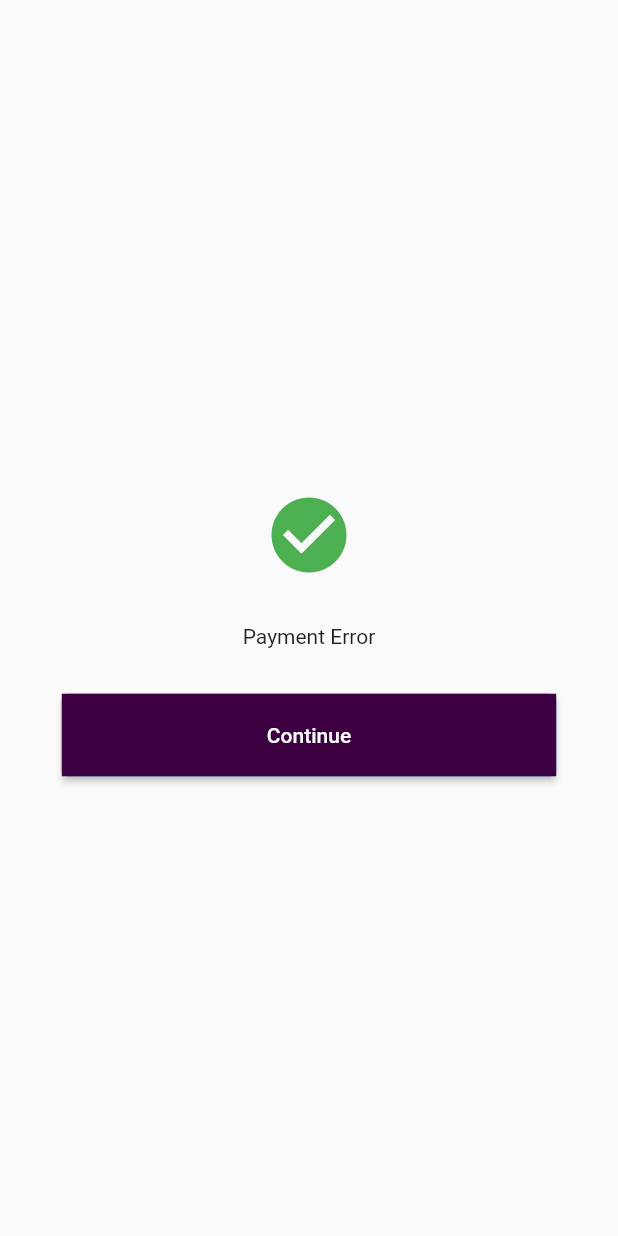
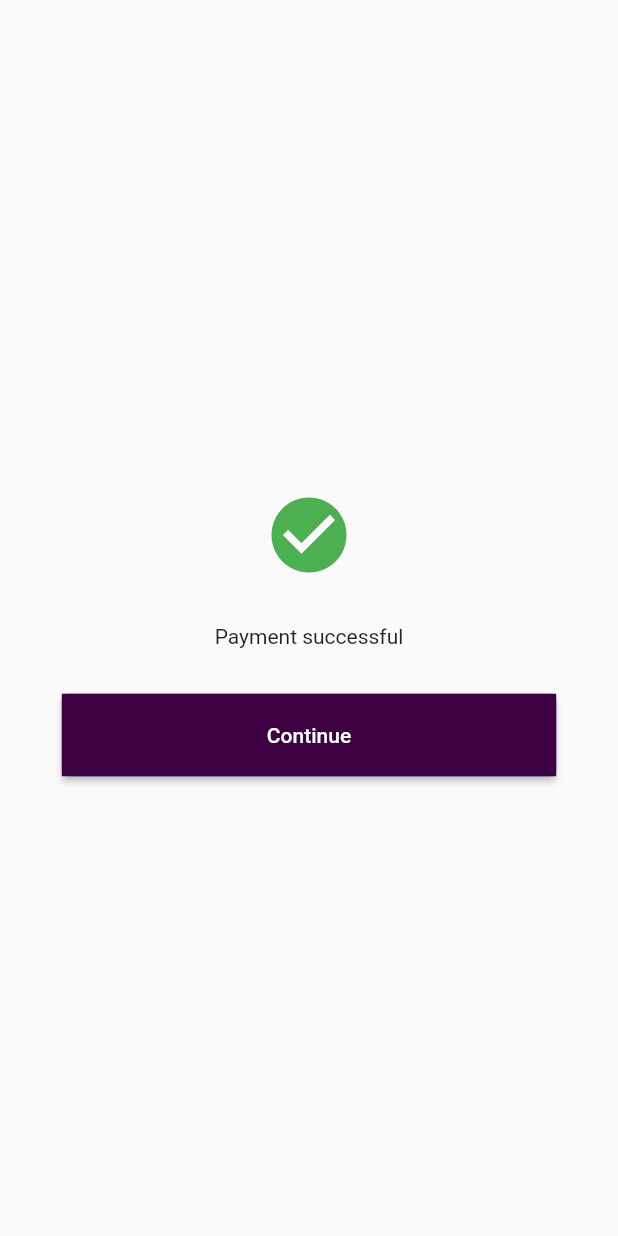
Before and after one commit to fiizzy/coinforbarter_sdk_flutter_V1.0.0, a Flutter app: the PaymentResponse screen opened directly, after a tap on "Continue", on a phone screen of 412 x 824 dp. Run offline on Flutter 3.47's test engine with Material 2 defaults, Android fonts, the phone set to English and light mode, and no system bars; our stand-ins replace flutter_countdown_timer, flutter_svg, get.

Commit message:
chore&refact: fixed currency Icons, fixed cancell payments

```diff
--- a/lib/src/services/services.dart
+++ b/lib/src/services/services.dart
@@ -110,7 +110,7 @@ class Services {
 
     try {
       response = await http.get(
-        Uri.parse('${Util.END_POINT}/currencies/'),
+        Uri.parse('https://coinforbarter-app.herokuapp.com/v1/currencies'),
         headers: <String, String>{
           'Content-Type': 'application/json; charset=UTF-8',
         },
--- a/lib/src/utils/compareCurrencies.dart
+++ b/lib/src/utils/compareCurrencies.dart
@@ -25,6 +25,7 @@ class CompareCurrencies {
             abbrevation: listingCurrency['abbreviation'],
             networks: listingCurrency['networks'] as List<dynamic>,
             currency: listingCurrency['currency'],
+            icon: listingCurrency['currencyIcon'],
           ));
         } else {
           null;
--- a/lib/src/views/buttonPage/buttonPage.dart
+++ b/lib/src/views/buttonPage/buttonPage.dart
@@ -7,8 +7,8 @@ class ButtonPage extends StatelessWidget {
   final PaymentConfig newPayment = PaymentConfig(
       publicKey: '1645778437579HPc1e4KJi13T0eQrSW3LP4lDkxpE1',
       txRef: 'Flutter final Reference 1',
-      amount: 0.1,
-      baseCurrency: '',
+      amount: "2.1",
+      baseCurrency: 'NGN',
       customer: 'JohnDoe@noemail.cooom',
       customerFullName: 'John Amala Doe',
       callback: myCallBackFunction);
--- a/lib/src/views/dialog/payment_success_dialog.dart
+++ b/lib/src/views/dialog/payment_success_dialog.dart
@@ -27,16 +27,22 @@ class PaymentResponse extends StatelessWidget {
                         color: Colors.green,
                         size: 60,
                       )
-                    : const Icon(Icons.cached_rounded,
-                        color: Colors.red, size: 60)),
+                    : message == 'cancelled'
+                        ? const Icon(Icons.cancel, color: Colors.red, size: 60)
+                        : const Icon(Icons.cached_rounded,
+                            color: Colors.red, size: 60)),
             MyStyles.verticalSpaceZero,
-            message == 'sucess'
+            message == 'success'
                 ? const Text(
                     'Payment successful',
                   )
-                : const Text(
-                    'Payment Error',
-                  ),
+                : message == 'cancelled'
+                    ? const Text(
+                        'Payment Cancelled',
+                      )
+                    : const Text(
+                        'Payment Error',
+                      ),
             MyStyles.verticalSpaceTwo,
             ElevatedButton(
                 onPressed: () {
@@ -45,6 +51,12 @@ class PaymentResponse extends StatelessWidget {
                         200,
                         'payment successful',
                         'Your CoinForbarter payment was successful',
+                        Status.success);
+                  } else if (message == 'cancelled') {
+                    _globalizerController.paymentConfig.callback!(
+                        200,
+                        'payment cancelled',
+                        'Your CoinForbarter payment was cancelled',
                         Status.success);
                   } else {
                     _globalizerController.paymentConfig.callback!(
--- a/lib/src/views/selectCurrency/payment_processor.dart
+++ b/lib/src/views/selectCurrency/payment_processor.dart
@@ -30,5 +30,6 @@ void processPaymentRequest(PaymentConfig paymentConfig) async {
     CoinForBarterButton.businessName =
         _selectCurrencyController.getBusinessName();
     Get.to(() => SelectCurrency());
+    _serviceController.isLoading.value = false;
   }
 }
--- a/pubspec.yaml
+++ b/pubspec.yaml
@@ -13,6 +13,7 @@ dependencies:
   flutter_countdown_timer: ^4.1.0
   get: ^4.5.1
   http: ^0.13.4
+  flutter_svg: ^1.0.3
 
 dev_dependencies:
   flutter_test:
```
Also changed, not shown: lib/src/controllers/listening_to_payment_controller.dart (+13 -0 lines), lib/src/controllers/serviceController.dart (+3 -4 lines), lib/src/utils/alert.dart (+5 -5 lines), lib/src/views/selectCurrency/currencyCard.dart (+18 -9 lines), pubspec.lock.
